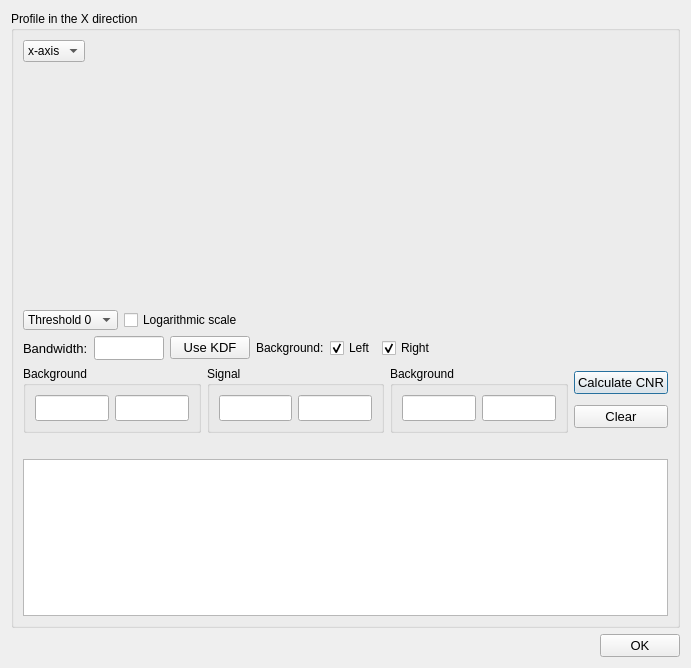
Before: the Qt Designer form SpidrMpx3Eq/profiledialog.ui in navrit/dexter, drawn with Qt 5.
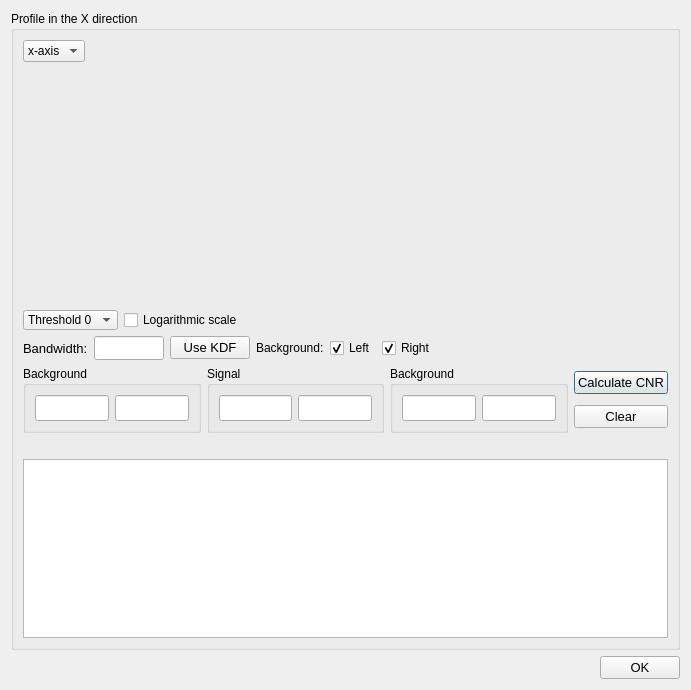
After: the same form once the commit is applied. Custom widgets are drawn as their Qt base class.

Patch:
```diff
--- a/SpidrMpx3Eq/profiledialog.ui
+++ b/SpidrMpx3Eq/profiledialog.ui
@@ -7,7 +7,7 @@
     <x>0</x>
     <y>0</y>
     <width>691</width>
-    <height>668</height>
+    <height>690</height>
    </rect>
   </property>
   <property name="windowTitle">
```
Left out of the diff: 3 changed lines with no effect on the pictures.
